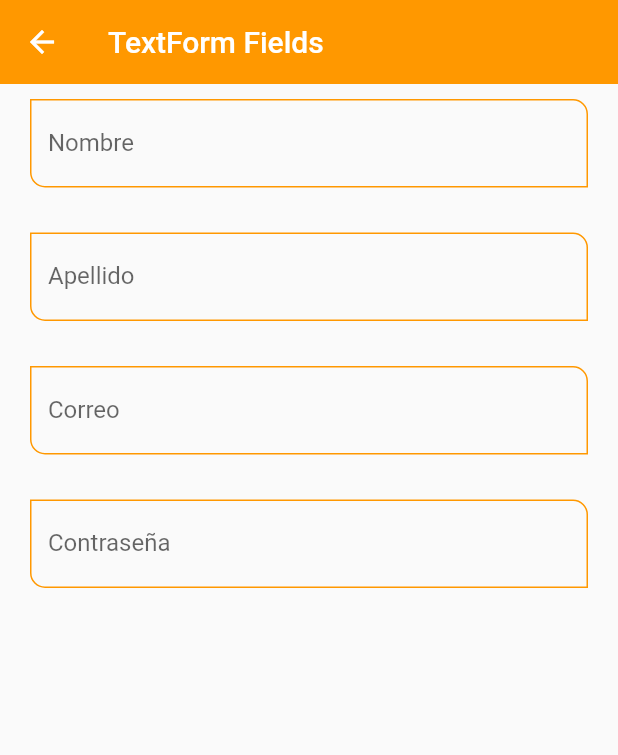
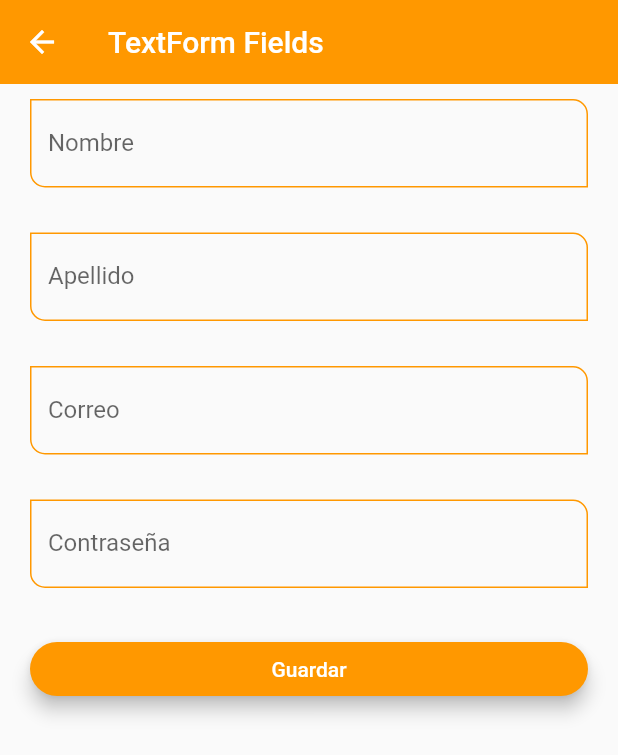
Before and after one commit to EdgarLS7/fltproject, a Flutter app: the TextFormScreen screen opened by its route, on a phone screen of 412 x 824 dp. Shown: the top 755 px of the screen. Run offline on Flutter 3.47's test engine with Material 2 defaults, Android fonts, the phone set to English and light mode, and no system bars.

```diff
--- a/lib/screens/text_form_screen.dart
+++ b/lib/screens/text_form_screen.dart
@@ -8,6 +8,17 @@ class TextFormScreen extends StatelessWidget {
 
   @override
   Widget build(BuildContext context) {
+
+    final GlobalKey<FormState> myFormKey = GlobalKey<FormState>();
+
+    final Map<String, String> formValues = {
+      'nombre'    : 'Edgar',
+      'apellido'  : 'Lopez',
+      'email'     : 'sosa.edlo6@gmail.com',
+      'contraseña': '123qweasdzxc',
+      'role'      : 'Admin'
+    };
+
     return Scaffold(
       appBar: AppBar(
         title: const Text('TextForm Fields'),
@@ -15,40 +26,74 @@ class TextFormScreen extends StatelessWidget {
       body: SingleChildScrollView(
         child: Padding(
           padding: const EdgeInsets.symmetric( horizontal: 20, vertical: 10),
+          child: Form(
+            key: myFormKey,
             child: Column(
-            children: const [
+              children: [
 
                 CustomInputField(
+                  formProperty: 'nombre',
+                  formValues: formValues,
                   keyboardType: TextInputType.name,
                   labelText: 'Nombre',
                   hintText: 'Nombre del Usuario',
                 ),
 
-              SizedBox( height: 30 ),
+                const SizedBox( height: 30 ),
 
                 CustomInputField(
+                  formProperty: 'apellido',
+                  formValues: formValues,
                   keyboardType: TextInputType.name,
                   labelText: 'Apellido',
                   hintText: 'Apellido del Usuario',
                 ),
 
-              SizedBox( height: 30 ),
+                const SizedBox( height: 30 ),
 
                 CustomInputField(
+                  formProperty: 'email',
+                  formValues: formValues,
                   keyboardType: TextInputType.emailAddress,
                   labelText: 'Correo',
                   hintText: 'Correo del Usuario',
                 ),
 
-              SizedBox( height: 30 ),
+                const SizedBox( height: 30 ),
 
                 CustomInputField(
+                  formProperty: 'contraseña',
+                  formValues: formValues,
                   keyboardType: TextInputType.visiblePassword,
                   obscureText: true,
                   labelText: 'Contraseña',
                   hintText: 'Contraseña del usuario',
                 ),
+
+                const SizedBox( height: 30 ),
+
+                ElevatedButton(
+                  child: const SizedBox(
+                    width: double.infinity,
+                    child: Center(
+                      child: Text('Guardar')
+                    )
+                  ),
+                  onPressed: () {
+
+                    FocusScope.of(context).requestFocus( FocusNode() );
+
+                    if ( !myFormKey.currentState!.validate() ){
+                      print('Formulario no valido');
+                      return;
+                    }
+
+                    //* imprimir valores del formulario
+                    print(formValues);
+                  },
+                )
               ],
+            ),
           ),
         ),
       )
--- a/lib/widgets/custom_input.dart
+++ b/lib/widgets/custom_input.dart
@@ -9,6 +9,9 @@ class CustomInputField extends StatelessWidget {
   final IconData? suffixIcon;
   final bool? obscureText;
 
+  final String formProperty;
+  final Map<String, String> formValues;
+
   const CustomInputField({
     Key? key,
     this.hintText,
@@ -17,6 +20,8 @@ class CustomInputField extends StatelessWidget {
     this.keyboardType,
     this.suffixIcon,
     this.obscureText,
+    required this.formProperty,
+    required this.formValues,
   }) : super(key: key);
 
   @override
@@ -25,9 +30,8 @@ class CustomInputField extends StatelessWidget {
       keyboardType: keyboardType,
       autofocus: false,
       textCapitalization: TextCapitalization.words,
-      onChanged: ( value ) {
-        print('value: $value');
-      },
+      onChanged: ( value ) => formValues[formProperty] = value,
+
       validator: (value) {
         if ( value == null ) return 'Este campo es requerido';
         return value.length < 3 ? 'Minimo de 3 letras' : null;
```
Lines whose indentation alone changed are shown as unchanged.
